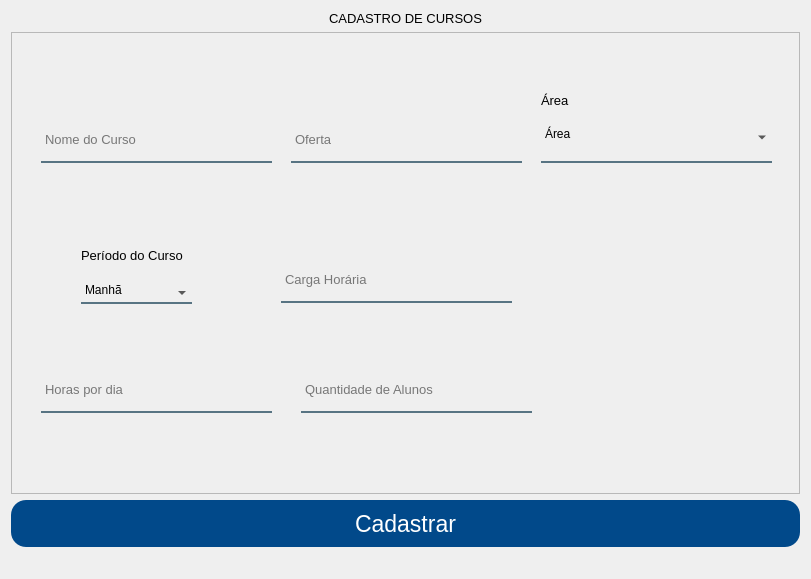
Above: App/view/ui/cadastroCurso.ui from Senac-SOR-ADS/Mapa-de-Sala before the change. Below: the same form after it.
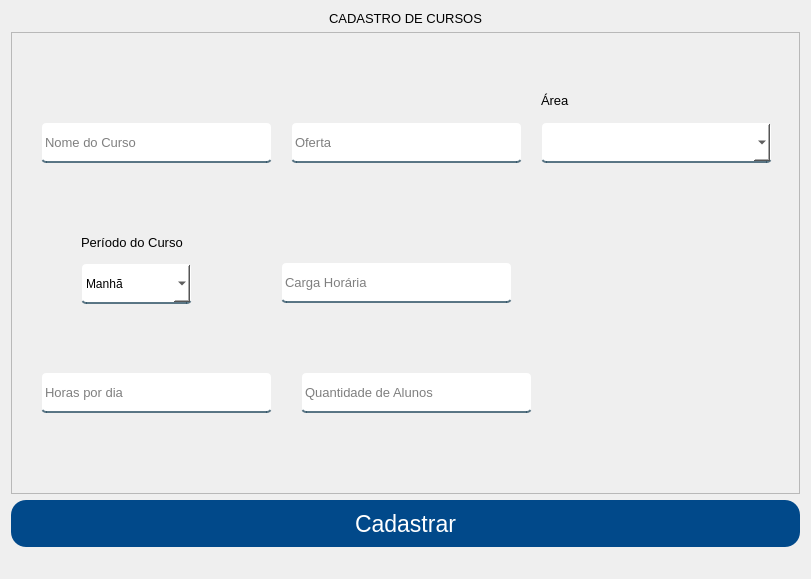
That is the form after the change.

Commit message:
Ajustes nas telas de Cadastros (#143)
* Alteração nas bordas

Alteração feita nas telas de cadastros e editar

* borda arrumada

Alteração na borda do cadastro de pessoas

* Alterações feitas

ComboBox arrumado em algumas telas para não ficar alterável, campo 'alterar cadastro' removido da tela de editar pessoas por não ser necessário e ajustes de campos para ficarem com tamanho iguais

* calendário arrumado

agora o calendário está visível ao ser clicado

* arrumado comboBox

The edit to the form file:
```diff
--- a/App/view/ui/cadastroCurso.ui
+++ b/App/view/ui/cadastroCurso.ui
@@ -15,11 +15,11 @@
   </property>
   <property name="styleSheet">
    <string notr="true">QLineEdit, QComboBox {
-	background-color:rgba(0,0,0,0);
+	background-color: white;
 	border:2px solid rgba(0,0,0,0);
 	border-bottom-color:rgba(46,82,101,200);
 	color:rgb(0,0,0);
-	padding-bottom:7px;
+	border-radius: 5px;
 }
 
 #btnCadastrarCurso {
@@ -100,7 +100,7 @@
       <property name="geometry">
        <rect>
         <x>70</x>
-        <y>213</y>
+        <y>200</y>
         <width>131</width>
         <height>20</height>
        </rect>
@@ -144,16 +144,16 @@
       <property name="geometry">
        <rect>
         <x>70</x>
-        <y>250</y>
+        <y>231</y>
         <width>111</width>
-        <height>22</height>
+        <height>41</height>
        </rect>
       </property>
       <property name="cursor">
        <cursorShape>PointingHandCursor</cursorShape>
       </property>
       <property name="editable">
-       <bool>true</bool>
+       <bool>false</bool>
       </property>
       <item>
        <property name="text">
@@ -274,9 +274,9 @@
       <property name="geometry">
        <rect>
         <x>530</x>
-        <y>80</y>
+        <y>90</y>
         <width>231</width>
-        <height>51</height>
+        <height>41</height>
        </rect>
       </property>
       <property name="font">
@@ -288,10 +288,10 @@
        <cursorShape>PointingHandCursor</cursorShape>
       </property>
       <property name="editable">
-       <bool>true</bool>
+       <bool>false</bool>
       </property>
       <property name="currentText">
-       <string>Área</string>
+       <string/>
       </property>
      </widget>
      <widget class="QLabel" name="label_2">
```
The commit also changes 11 other files.
